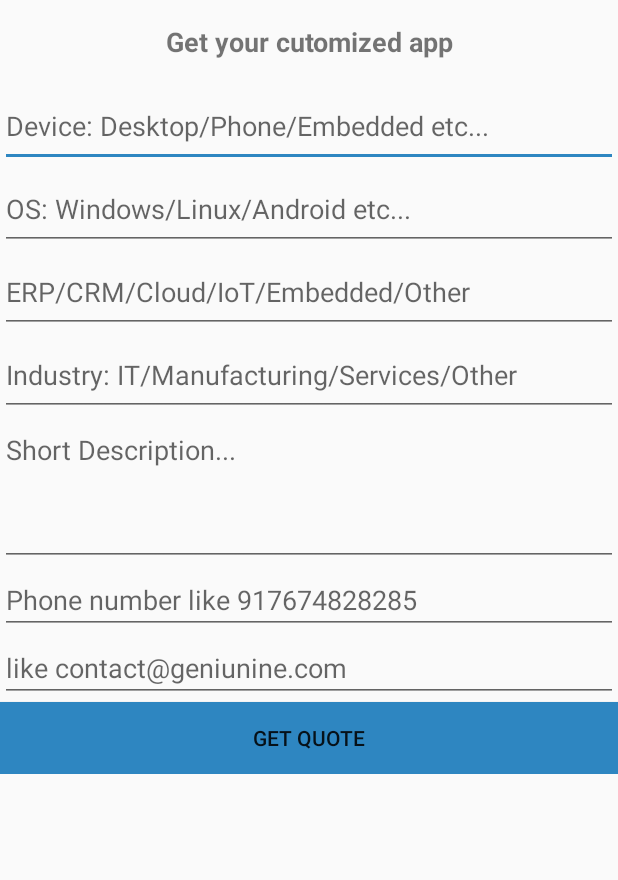
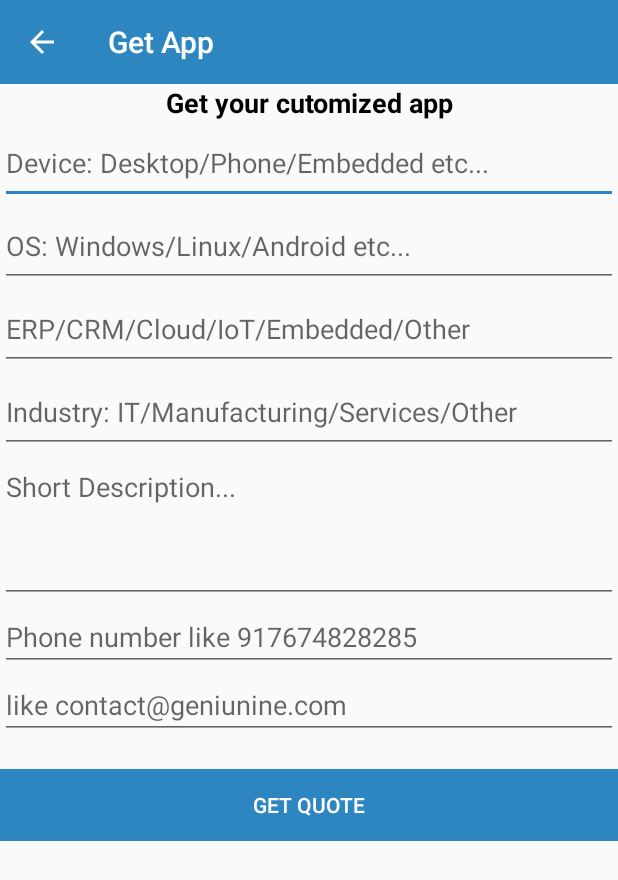
Before and after one commit to geniusninedev/AdvancedTaxCalculator, an Android app: the GetApp screen opened directly, with no data from a screen before it, on a phone screen of 412 x 824 dp. Shown: the top 880 px of the screen. Run offline under Robolectric (Android 15) with nearby library versions, the phone set to English and light mode, and no system bars; our stand-ins replace Firebase (no records; nobody signed in at launch, a user with empty details on screens opened directly); libraries missing offline, so code that uses them is left out: com.microsoft.windowsazure, com.squareup.okhttp.

Commit message:
changes in xml

```diff
--- a/app/src/main/java/com/nineinfosys/android/advancedtaxcalculator/DashBord/GetApp.java
+++ b/app/src/main/java/com/nineinfosys/android/advancedtaxcalculator/DashBord/GetApp.java
@@ -1,23 +1,26 @@
 package com.nineinfosys.android.advancedtaxcalculator.DashBord;
 
+import android.content.Context;
 import android.content.Intent;
 import android.content.res.Configuration;
 import android.os.Bundle;
-import android.support.v4.app.NavUtils;
 import android.support.v7.app.AppCompatActivity;
+import android.support.v7.widget.Toolbar;
 import android.util.Log;
 import android.view.KeyEvent;
 import android.view.MenuItem;
 import android.view.View;
+import android.view.WindowManager;
+import android.view.inputmethod.InputMethodManager;
 import android.widget.Button;
 import android.widget.EditText;
 import android.widget.Toast;
+
 
 import com.google.firebase.auth.FirebaseAuth;
 import com.microsoft.windowsazure.mobileservices.MobileServiceClient;
 import com.microsoft.windowsazure.mobileservices.http.OkHttpClientFactory;
 import com.microsoft.windowsazure.mobileservices.table.MobileServiceTable;
-
 import com.nineinfosys.android.advancedtaxcalculator.MainActivity;
 import com.nineinfosys.android.advancedtaxcalculator.R;
 import com.squareup.okhttp.OkHttpClient;
@@ -45,15 +48,17 @@ public class GetApp extends AppCompatActivity {
     private MobileServiceClient mobileServiceClientOrderApp;
     private MobileServiceTable<OrderApp> mobileServiceTableOrderApp;
     private FirebaseAuth firebaseAuth;
+
+
     @Override
     protected void onCreate(Bundle savedInstanceState) {
         super.onCreate(savedInstanceState);
         setContentView(R.layout.activity_rate_us);
-      /*  Toolbar toolbar = (Toolbar) findViewById(R.id.app_bar);
+        Toolbar toolbar = (Toolbar) findViewById(R.id.app_bar);
         setSupportActionBar(toolbar);
         getSupportActionBar().setDisplayHomeAsUpEnabled(true);
         getSupportActionBar().setHomeButtonEnabled(true);
-        getSupportActionBar().setTitle("Rate Us");*/
+        getSupportActionBar().setTitle("Get App");
 
 
         editTextdevice = (EditText)findViewById(R.id.editTextDevice);
@@ -67,7 +72,10 @@ public class GetApp extends AppCompatActivity {
         buttonGetQuote.setOnClickListener(new View.OnClickListener() {
             @Override
             public void onClick(View v) {
-                String MobileNumberpattern = "[0-9]{10}";
+                //for hiding keyboard
+                InputMethodManager inputManager = (InputMethodManager) getSystemService(Context.INPUT_METHOD_SERVICE);
+                inputManager.hideSoftInputFromWindow(getCurrentFocus().getWindowToken(), InputMethodManager.HIDE_NOT_ALWAYS);
+                String MobileNumberpattern = "[0-9]{12}";
                 String emailpattern = "[a-zA-Z0-9._-]+@[a-z]+\\.+[a-z]+";
                 if(editTextdevice.getText().toString().trim().equals("")){
                     editTextdevice.setError("Device Required");
@@ -75,7 +83,7 @@ public class GetApp extends AppCompatActivity {
                     editTextOS.setError("OS Required");
                 }else if(editTextApplication.getText().toString().trim().equals("")){
                     editTextApplication.setError("Application Type Required");
-                 }else if(editTextIndustry.getText().toString().trim().equals("")){
+                }else if(editTextIndustry.getText().toString().trim().equals("")){
                     editTextIndustry.setError("Industry Required");
                 }else if(editTextAppDescription.getText().toString().trim().equals("")){
                     editTextAppDescription.setError("Short Description Required");
@@ -95,6 +103,9 @@ public class GetApp extends AppCompatActivity {
                 }
             }
         });
+        GetApp.this.getWindow().setSoftInputMode(
+                WindowManager.LayoutParams.SOFT_INPUT_STATE_ALWAYS_HIDDEN
+        );
 
 
 
@@ -103,7 +114,7 @@ public class GetApp extends AppCompatActivity {
         try {
             mobileServiceClientOrderApp = new MobileServiceClient(
                     getString(R.string.web_address),
-                  GetApp.this);
+                    GetApp.this);
             mobileServiceClientOrderApp.setAndroidHttpClientFactory(new OkHttpClientFactory() {
                 @Override
                 public OkHttpClient createOkHttpClient() {
@@ -161,12 +172,15 @@ public class GetApp extends AppCompatActivity {
 
         //noinspection SimplifiableIfStatement
         if (id == android.R.id.home) {
-            NavUtils.navigateUpFromSameTask(this);
+            Intent intent=new Intent(GetApp.this,MainActivity.class);
+            finish();
+            startActivity(intent);
 
         }
 
         return super.onOptionsItemSelected(item);
     }
+
     @Override
     public boolean onKeyDown(int keyCode, KeyEvent event) {
         switch(keyCode){
--- a/app/src/main/java/com/nineinfosys/android/advancedtaxcalculator/MainActivity.java
+++ b/app/src/main/java/com/nineinfosys/android/advancedtaxcalculator/MainActivity.java
@@ -225,7 +225,7 @@ public class MainActivity extends AppCompatActivity {
 
                     Intent intent=new Intent(MainActivity.this,GetApp.class);
                     startActivity(intent);
-
+                   finish();
 
                 }
 
@@ -483,7 +483,9 @@ public class MainActivity extends AppCompatActivity {
         //noinspection SimplifiableIfStatement
 
         if (id == R.id.action_logout){
-            closeapp();
+            FirebaseAuth.getInstance().signOut();
+            LoginManager.getInstance().logOut();
+
 
         }
 
--- a/app/src/main/res/layout/activity_rate_us.xml
+++ b/app/src/main/res/layout/activity_rate_us.xml
@@ -4,8 +4,10 @@
     android:id="@+id/activity_request_app"
     android:layout_width="match_parent"
     android:layout_height="match_parent"
-    tools:context=".IncomeTaxMain">
-
+    tools:context=".MainActivity">
+    <include
+        android:id="@+id/app_bar"
+        layout="@layout/app_bar" />
     <ScrollView
         android:layout_width="match_parent"
         android:layout_height="match_parent"
@@ -18,6 +20,15 @@
                 android:layout_width="match_parent"
                 android:layout_height="match_parent"
                 android:orientation="vertical">
+                <TextView
+                    android:text="Get your cutomized app"
+                    android:layout_width="match_parent"
+                    android:layout_height="wrap_content"
+                    android:id="@+id/textView3"
+                    android:textAlignment="center"
+                    android:textColor="#000000"
+                    android:textStyle="normal|bold"
+                    android:textSize="18sp" />
 
                 <EditText
                     android:layout_width="match_parent"
@@ -89,22 +100,14 @@
                     android:layout_width="match_parent"
                     android:layout_height="wrap_content"
                     android:id="@+id/buttonGetQuote"
+                    android:layout_marginTop="20dp"
+                    android:textColor="#ffffff"
+                    android:fadingEdge="vertical"
+                    android:longClickable="true"
+                    android:layout_gravity="center"
                     android:layout_alignParentBottom="true"
                     android:background="@color/colorPrimary" />
             </LinearLayout>
         </LinearLayout>
     </ScrollView>
-
-    <TextView
-        android:text="Get your cutomized app"
-        android:layout_width="match_parent"
-        android:layout_height="wrap_content"
-        android:id="@+id/textView3"
-        android:textAlignment="center"
-        android:textStyle="normal|bold"
-        android:textSize="18sp"
-        android:layout_alignParentTop="true"
-        android:layout_alignParentLeft="true"
-        android:layout_alignParentStart="true"
-        android:layout_marginTop="15dp" />
 </RelativeLayout>
--- a/app/src/main/res/layout/app_bar.xml
+++ b/app/src/main/res/layout/app_bar.xml
@@ -5,7 +5,7 @@
     android:id="@+id/toolbar"
     android:layout_width="match_parent"
     android:layout_height="wrap_content"
-
+android:background="@color/colorPrimary"
     app:theme="@style/ThemeOverlay.AppCompat.Dark.ActionBar"
     app:title="@string/app_name"
      />
```
Also changed, not shown: app/src/main/res/layout/activity_main.xml (+20 -20 lines). Lines whose indentation alone changed are shown as unchanged.
